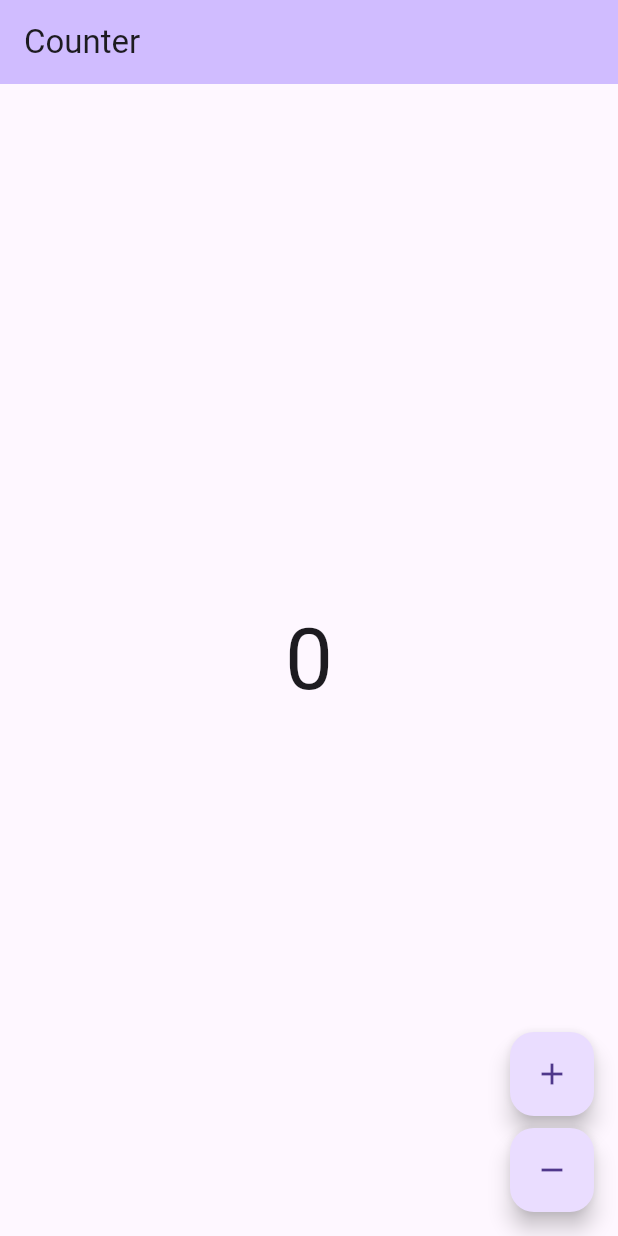
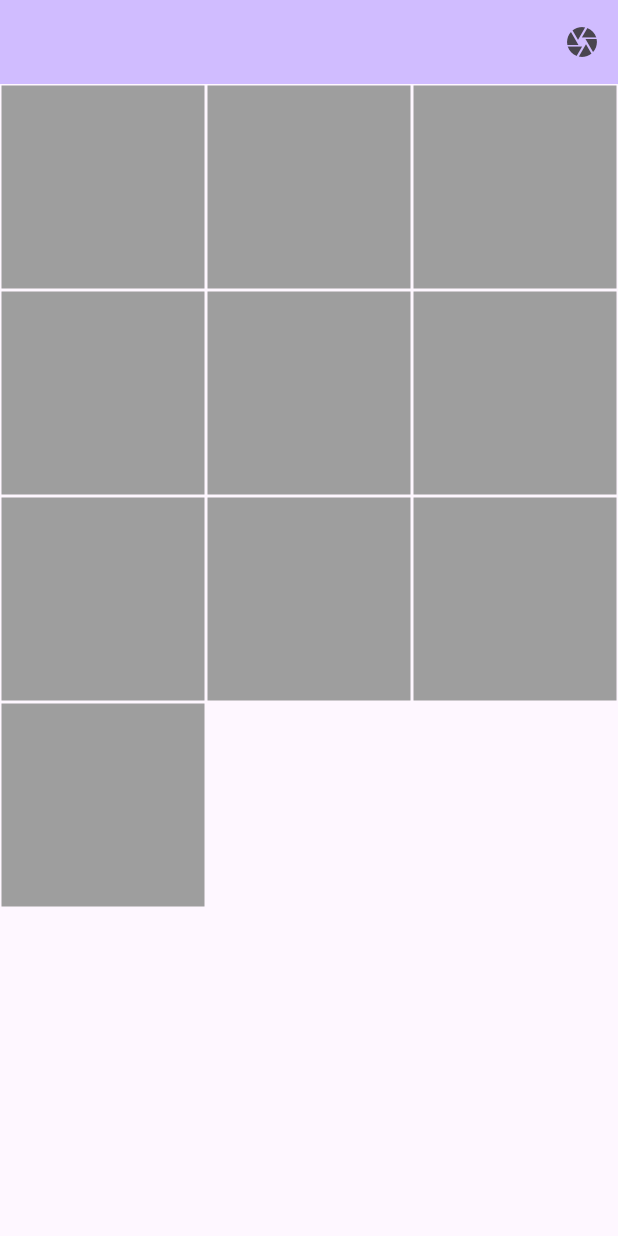
Before and after one commit to mister-rao/gallery-app, a Flutter app: the screen it shows after launch, on a phone screen of 412 x 824 dp. Run offline on Flutter 3.47's test engine with Material 3 defaults, Android fonts, the phone set to English and light mode, and no system bars; our stand-ins replace bloc, firebase_core, permission_handler; missing offline and left inert: photo_manager; accounts and stored records are empty; generated files the repository leaves out were written again.

Commit message:
removed counter app. Added basic app structure with dependencies

```diff
--- /dev/null
+++ b/gallery/devtools_options.yaml
@@ -0,0 +1,3 @@
+description: This file stores settings for Dart & Flutter DevTools.
+documentation: https://docs.flutter.dev/tools/devtools/extensions#configure-extension-enablement-states
+extensions:
--- a/gallery/lib/app/view/app.dart
+++ b/gallery/lib/app/view/app.dart
@@ -1,5 +1,5 @@
 import 'package:flutter/material.dart';
-import 'package:gallery/counter/counter.dart';
+import 'package:gallery/gallery/widgets/gallery.dart';
 import 'package:gallery/l10n/l10n.dart';
 
 class App extends StatelessWidget {
@@ -8,6 +8,7 @@ class App extends StatelessWidget {
   @override
   Widget build(BuildContext context) {
     return MaterialApp(
+      debugShowCheckedModeBanner: false,
       theme: ThemeData(
         appBarTheme: AppBarTheme(
           backgroundColor: Theme.of(context).colorScheme.inversePrimary,
@@ -16,7 +17,7 @@ class App extends StatelessWidget {
       ),
       localizationsDelegates: AppLocalizations.localizationsDelegates,
       supportedLocales: AppLocalizations.supportedLocales,
-      home: const CounterPage(),
+      home: const GalleryPage(),
     );
   }
 }
--- /dev/null
+++ b/gallery/lib/bloc/gallery_event.dart
@@ -0,0 +1,4 @@
+part of 'gallery_bloc.dart';
+
+@immutable
+sealed class GalleryEvent {}
--- /dev/null
+++ b/gallery/lib/bloc/gallery_state.dart
@@ -0,0 +1,6 @@
+part of 'gallery_bloc.dart';
+
+@immutable
+sealed class GalleryState {}
+
+final class GalleryInitial extends GalleryState {}
--- a/gallery/lib/counter/counter.dart
+++ /dev/null
@@ -1,2 +0,0 @@
-export 'cubit/counter_cubit.dart';
-export 'view/counter_page.dart';
--- a/gallery/lib/counter/cubit/counter_cubit.dart
+++ /dev/null
@@ -1,8 +0,0 @@
-import 'package:bloc/bloc.dart';
-
-class CounterCubit extends Cubit<int> {
-  CounterCubit() : super(0);
-
-  void increment() => emit(state + 1);
-  void decrement() => emit(state - 1);
-}
--- a/gallery/lib/counter/view/counter_page.dart
+++ /dev/null
@@ -1,55 +0,0 @@
-import 'package:flutter/material.dart';
-import 'package:flutter_bloc/flutter_bloc.dart';
-import 'package:gallery/counter/counter.dart';
-import 'package:gallery/l10n/l10n.dart';
-
-class CounterPage extends StatelessWidget {
-  const CounterPage({super.key});
-
-  @override
-  Widget build(BuildContext context) {
-    return BlocProvider(
-      create: (_) => CounterCubit(),
-      child: const CounterView(),
-    );
-  }
-}
-
-class CounterView extends StatelessWidget {
-  const CounterView({super.key});
-
-  @override
-  Widget build(BuildContext context) {
-    final l10n = context.l10n;
-    return Scaffold(
-      appBar: AppBar(title: Text(l10n.counterAppBarTitle)),
-      body: const Center(child: CounterText()),
-      floatingActionButton: Column(
-        mainAxisAlignment: MainAxisAlignment.end,
-        crossAxisAlignment: CrossAxisAlignment.end,
-        children: [
-          FloatingActionButton(
-            onPressed: () => context.read<CounterCubit>().increment(),
-            child: const Icon(Icons.add),
-          ),
-          const SizedBox(height: 8),
-          FloatingActionButton(
-            onPressed: () => context.read<CounterCubit>().decrement(),
-            child: const Icon(Icons.remove),
-          ),
-        ],
-      ),
-    );
-  }
-}
-
-class CounterText extends StatelessWidget {
-  const CounterText({super.key});
-
-  @override
-  Widget build(BuildContext context) {
-    final theme = Theme.of(context);
-    final count = context.select((CounterCubit cubit) => cubit.state);
-    return Text('$count', style: theme.textTheme.displayLarge);
-  }
-}
--- /dev/null
+++ b/gallery/lib/gallery/widgets/gallery.dart
@@ -0,0 +1,54 @@
+import 'package:flutter/material.dart';
+import 'package:gallery/app/permission_handler.dart';
+import 'package:photo_manager/photo_manager.dart';
+
+class GalleryPage extends StatefulWidget {
+  const GalleryPage({super.key});
+
+  @override
+  State<GalleryPage> createState() => _GalleryPageState();
+}
+
+class _GalleryPageState extends State<GalleryPage> {
+  final permissions = PermissionHandler();
+
+  @override
+  void initState() {
+    permissions.checkPhotosPermission();
+    getPhotos();
+    super.initState();
+  }
+
+  Future<void> getPhotos() async {
+    final paths = await PhotoManager.getAssetPathList();
+    print('paths: $paths');
+    final entities =
+        await PhotoManager.getAssetListPaged(page: 0, pageCount: 10);
+    print(entities);
+  }
+
+  @override
+  Widget build(BuildContext context) {
+    return Scaffold(
+      appBar: AppBar(
+        actions: [
+          IconButton(
+            onPressed: () async {
+              await permissions.checkCameraPermission();
+            },
+            icon: const Icon(Icons.camera),
+          )
+        ],
+      ),
+      body: GridView.builder(
+        itemCount: 10,
+        gridDelegate:
+            const SliverGridDelegateWithFixedCrossAxisCount(crossAxisCount: 3),
+        itemBuilder: (context, index) => Container(
+          margin: const EdgeInsets.all(1),
+          color: Colors.grey,
+        ),
+      ),
+    );
+  }
+}
```
Also changed, not shown: gallery/lib/app/permission_handler.dart (added, +24 -0 lines), gallery/lib/bloc/gallery_bloc.dart (added, +13 -0 lines), gallery/pubspec.yaml (+8 -0 lines), gallery/firebase.json (added), gallery/lib/firebase_options.dart (added), gallery/pubspec.lock, 3 other files.
